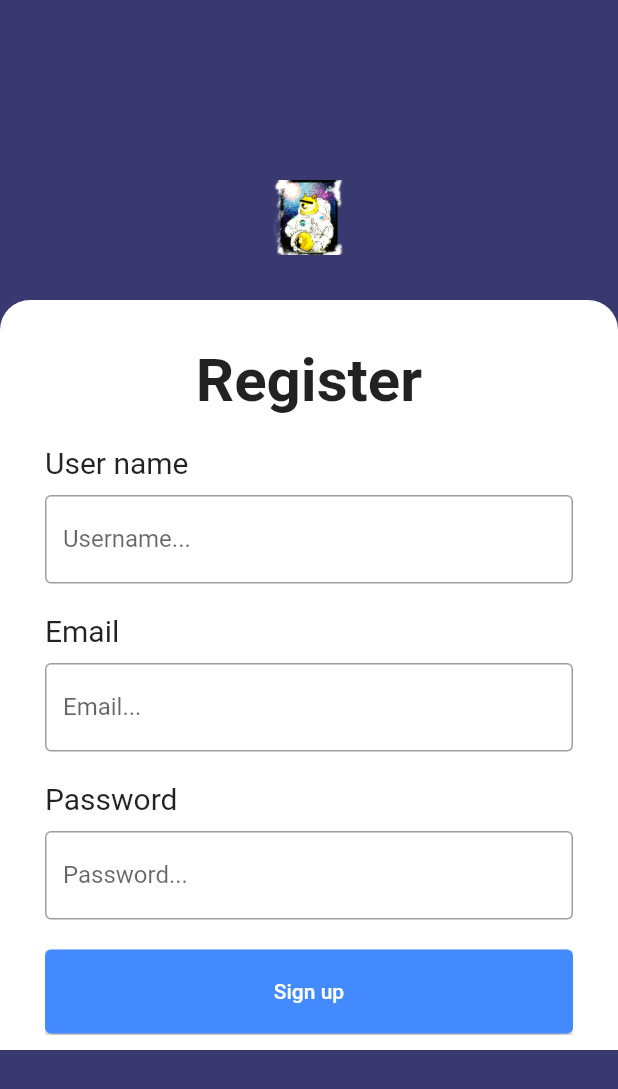
After one commit to Delayman/AppProject, a Flutter app: the Signup screen opened directly, on a phone screen of 412 x 824 dp. The commit adds this screen. Shown: the top 1089 px of the screen. Run offline on Flutter 3.47's test engine with Material 2 defaults, Android fonts, the phone set to English and light mode, and no system bars.

Commit message:
Fix fucking bad ass my script

```diff
--- /dev/null
+++ b/lib/Pages/Sign_up.dart
@@ -0,0 +1,138 @@
+import 'package:final_project/Pages/Login_page.dart';
+import 'package:final_project/Pages/Sign_in.dart';
+import 'package:flutter/material.dart';
+import 'package:http/http.dart' as http;
+import 'dart:io';
+import 'dart:convert';
+
+
+class Item {
+  final int? id;
+  final String? username;
+  final String? password;
+
+  Item({
+    this.id,
+    this.username,
+    this.password,
+  });
+}
+
+class Signup extends StatelessWidget {
+  const Signup({super.key});
+
+  @override
+  Widget build(BuildContext context) {
+    return Scaffold(
+      backgroundColor: Color.fromARGB(198, 0, 0, 70),
+      body: Center(
+        child: ListView(
+        children: <Widget>[
+          Container(  //กล่องโลโก้
+            height: 200, //แก้ความสูงส่วนของช่องใส่โลโก้ตรงนี้
+            padding: const EdgeInsets.only(bottom: 30), //แก้ระยะห่างของโลโก้จากแถบขาวตรงนี้
+            child: Align(
+            alignment: Alignment.bottomCenter,
+            child: Image.asset('assets/pic/Logo.png', height: 50) //แก้ Logo กับขนาด Logo ตรงนี้
+            ,)
+          ),
+          Container( //กล่องปุ่มกด
+            decoration: BoxDecoration(
+              color: Colors.white,
+              borderRadius: BorderRadius.only(
+                topLeft: Radius.circular(20),
+                topRight: Radius.circular(20))
+            ),
+            alignment: Alignment.center,
+            padding: const EdgeInsets.only(bottom: 10),
+            height: 500, //แก้ความสูงแถบขาวตรงนี้
+            child: Container(
+              padding: const EdgeInsets.only(right: 30,left: 30,top: 30),
+              alignment: Alignment.center,
+              child: ListView(
+                shrinkWrap: true,
+                scrollDirection: Axis.vertical,
+                children: <Widget>[
+                  Text("Register",
+                  textAlign: TextAlign.center,
+                  style: TextStyle(
+                    fontSize: 40,
+                    fontWeight: FontWeight.bold,)),
+                  SizedBox(height: 20,),
+                  Text("User name",
+                  style: TextStyle(fontSize: 20)),
+                  SizedBox(
+                    height: 10,
+                  ),
+                  TextField(
+                    //controller: username,
+                    decoration: InputDecoration(
+                      border: OutlineInputBorder(),
+                      labelText: 'Username...',
+                    ),
+                  ),
+                  SizedBox(
+                    height: 20,
+                  ),
+                  Text("Email",
+                  style: TextStyle(fontSize: 20)),
+                  SizedBox(
+                    height: 10,
+                  ),
+                  TextField(
+                    //controller: email,
+                    decoration: InputDecoration(
+                      border: OutlineInputBorder(),
+                      labelText: 'Email...',
+                    ),
+                  ),
+                  SizedBox(
+                    height: 20,
+                  ),
+                  Text("Password",
+                  style: TextStyle(fontSize: 20)),
+                  SizedBox(
+                    height: 10,
+                  ),
+                  TextField(
+                    //controller: password,
+                    decoration: InputDecoration(
+                      border: OutlineInputBorder(),
+                      labelText: 'Password...',
+                    ),
+                  ),
+                  SizedBox(
+                    height: 20,
+                  ),
+                  ElevatedButton(
+                    onPressed: (() {
+                      debugPrint("Sign up complete!");
+                      Navigator.push(
+                      context,MaterialPageRoute(builder: (context) => const Signin()),);
+                    }),
+                    child: Text("Sign up"),
+                    style: ElevatedButton.styleFrom(
+                      backgroundColor: Colors.blueAccent,
+                      padding: EdgeInsets.all(20)),
+                  ),
+                  SizedBox(
+                    height: 20,
+                  ),
+                  TextButton(
+                    onPressed: (() {
+                      debugPrint("Back to sign in!");
+                      Navigator.push(
+                      context,MaterialPageRoute(builder: (context) => const Signin()),);
+                    }),
+                    child: Text("Sign in",
+                    style: TextStyle(
+                      color: Color.fromARGB(255, 0, 46, 84),
+                    )),
+                  )
+                    ]),)
+          )
+        ],
+    )),
+    );
+  }
+}
```
Also changed, not shown: lib/Pages/Login_page.dart (+25 -112 lines), lib/Pages/Sign_in.dart (added, +122 -0 lines), lib/main.dart (+4 -102 lines).
